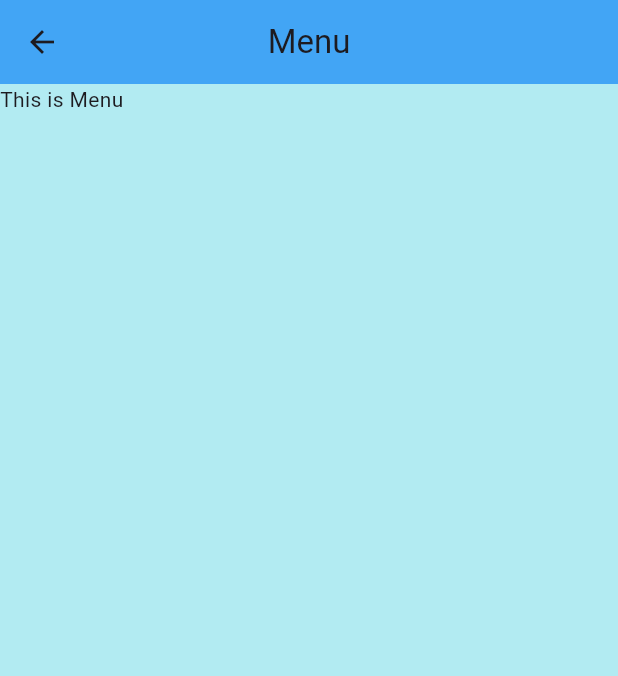
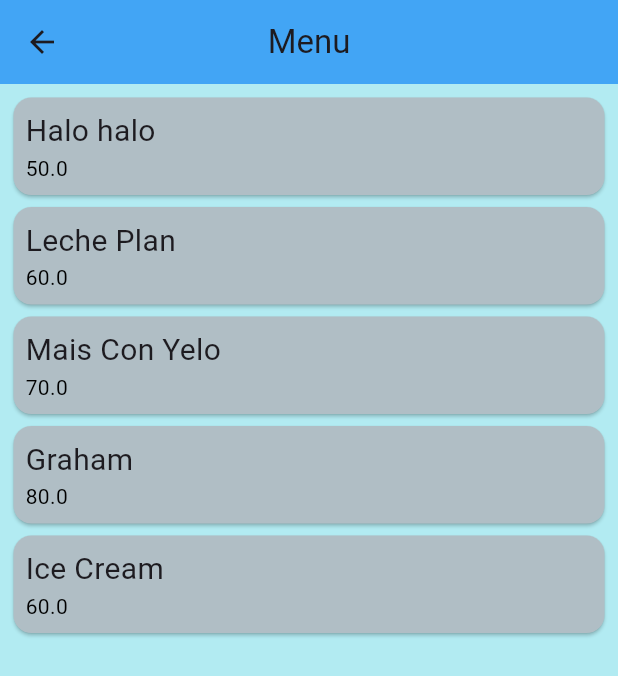
Before and after one commit to Louissejaneg/OrderJoy, a Flutter app: the Dashboard screen opened directly, after a tap on "Go to Menu", on a phone screen of 412 x 824 dp. Shown: the top 676 px of the screen. Run offline on Flutter 3.47's test engine with Material 3 defaults, Android fonts, the phone set to English and light mode, and no system bars.

Commit message:
Final Activity.2

```diff
--- a/lib/Home.dart
+++ b/lib/Home.dart
@@ -128,7 +128,7 @@ class _HomeState extends State<Home> {
                         ),
                       style: const ButtonStyle(
                         backgroundColor: WidgetStatePropertyAll(Colors.blue),
-                      )
+                      ),
                     ),
                   ],
                 ),
--- a/lib/main.dart
+++ b/lib/main.dart
@@ -4,6 +4,7 @@ import 'package:untitled2/pages/dashboard.dart';
 import 'package:untitled2/pages/menu.dart';
 
 void main() => runApp(MaterialApp(
+  initialRoute: '/menu',
   routes: {
     '/' : (context) => Dashboard(),
     '/menu' : (context) => Menu(),
--- a/lib/pages/dashboard.dart
+++ b/lib/pages/dashboard.dart
@@ -28,7 +28,7 @@ class _DashboardState extends State<Dashboard> {
               child: Text(
                   'Go to Menu',
                 style: TextStyle(
-                  fontSize: 20.0,
+                  fontSize: 18.0,
                   color: Colors.black,
                   fontWeight: FontWeight.bold,
                 ),
@@ -41,7 +41,7 @@ class _DashboardState extends State<Dashboard> {
               child: Text(
                 'Go to profile',
               style: TextStyle(
-              fontSize: 20.0,
+              fontSize: 18.0,
               color: Colors.black,
               fontWeight: FontWeight.bold,
             ),
--- a/lib/pages/menu.dart
+++ b/lib/pages/menu.dart
@@ -1,4 +1,6 @@
 import 'package:flutter/material.dart';
+import 'package:untitled2/services/product.dart';
+import 'package:untitled2/services/menuCard.dart';
 
 class Menu extends StatefulWidget {
   const Menu({super.key});
@@ -8,6 +10,13 @@ class Menu extends StatefulWidget {
 }
 
 class _MenuState extends State<Menu> {
+  List products = <Product>[
+    Product(productName: "Halo halo", price: 50.0),
+    Product(productName: "Leche Plan", price: 60.0),
+    Product(productName: "Mais Con Yelo", price: 70.0),
+    Product(productName: "Graham", price: 80.0),
+    Product(productName: "Ice Cream", price: 60.0),
+];
   @override
   Widget build(BuildContext context) {
     return Scaffold(
@@ -17,7 +26,12 @@ class _MenuState extends State<Menu> {
         backgroundColor: Colors.blue[400],
         centerTitle: true,
       ),
-      body: Text('This is Menu'),
+      body: Padding(
+        padding: EdgeInsets.all(5.0),
+        child: Column(
+          children: products.map((product) => Menucard(product: product)).toList(),
+        ),
+      ),
     );
   }
 }
--- /dev/null
+++ b/lib/services/menuCard.dart
@@ -0,0 +1,34 @@
+import 'package:flutter/material.dart';
+import 'package:untitled2/services/product.dart';
+
+class Menucard extends StatelessWidget {
+  final Product product;
+
+  Menucard({required this.product});
+
+  @override
+  Widget build(BuildContext context) {
+    return Card(
+      color: Colors.blueGrey[200],
+      child: Padding(
+        padding: const EdgeInsets.all(8.0),
+        child: Column (
+          crossAxisAlignment: CrossAxisAlignment.stretch,
+          children: <Widget>[
+            Text(
+              product.productName,
+              style: TextStyle(
+                  fontSize: 20.0
+              ),
+            ),
+            Text('${product.price}',
+              style: TextStyle(
+                color: Colors.black,
+              ),
+            ),
+          ],
+        ),
+      ),
+    );
+  }
+}
--- /dev/null
+++ b/lib/services/product.dart
@@ -0,0 +1,6 @@
+class Product{
+  String productName;
+  double price;
+
+  Product({required this.productName, required this.price});
+}
```
